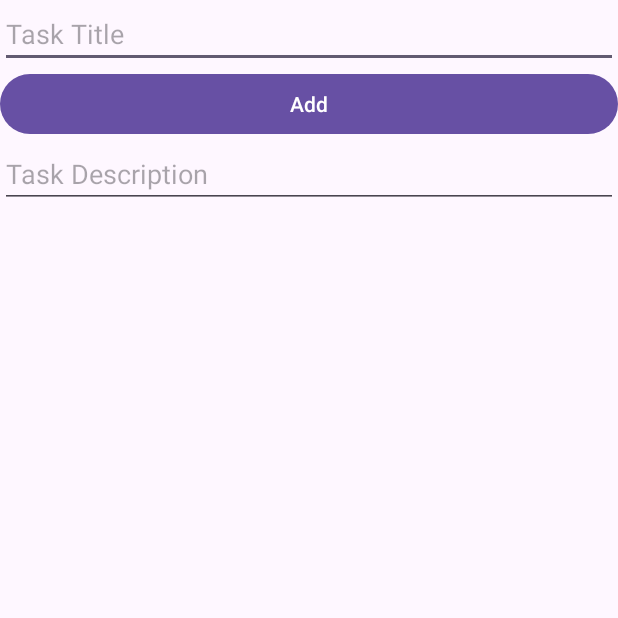
After one commit to raidenabe/COMP-2160-App-Project, an Android app: the fragment TasksFragment shown on its own in the app's theme, on a phone screen of 412 x 824 dp, the top half of it. The commit adds this screen. Run offline under Robolectric (Android 15) with nearby library versions, the phone set to English and light mode, and no system bars.

Commit message:
To Do List

```diff
--- a/StudentSpecificProductivityApp/app/src/main/java/com/example/studentspecificproductivityapp/DatabaseHelper.java
+++ b/StudentSpecificProductivityApp/app/src/main/java/com/example/studentspecificproductivityapp/DatabaseHelper.java
@@ -12,11 +12,13 @@ import java.util.ArrayList;
 
 public class DatabaseHelper extends SQLiteOpenHelper {
 
+    //USER TABLE
     public static final String USER_TABLE = "USER_TABLE";
     public static final String COLUMN_USER_EMAIL = "USER_EMAIL";
     public static final String COLUMN_USER_PASSWORD = "USER_PASSWORD";
     public static final String COLUMN_ID = "ID";
 
+    //SLEEP TABLE
     public static final String SLEEP_TABLE = "SLEEP_TABLE";
 
     public static final String COLUMN_SLEEP_ID = "SLEEP_ID";
@@ -28,6 +30,16 @@ public class DatabaseHelper extends SQLiteOpenHelper {
     public static final String COLUMN_DURATION = "DURATION";
 
     public static final String COLUMN_USER_ID = "USER_ID";
+
+    // TO DO LIST TABLE
+
+    public static final String TASKS_TABLE = "TASKS_TABLE";
+    public static final String COLUMN_TASK_ID = "TASK_ID";
+    public static final String COLUMN_TASK_USER_ID = "TASK_USER_ID";
+    public static final String COLUMN_TASK_TITLE = "TASK_TITLE";
+    public static final String COLUMN_TASK_DESC = "TASK_DESC";
+    public static final String COLUMN_TASK_COMPLETED = "TASK_COMPLETED";
+
 
 
     public DatabaseHelper(@Nullable Context context) {
@@ -41,8 +53,11 @@ public class DatabaseHelper extends SQLiteOpenHelper {
 
         String createTableSleep = "CREATE TABLE " + SLEEP_TABLE + " ("+ COLUMN_SLEEP_ID + " INTEGER PRIMARY KEY AUTOINCREMENT, " + COLUMN_SLEEP_TIME + " INTEGER, " + COLUMN_WAKE_TIME + " INTEGER," + COLUMN_DURATION + " INTEGER,"+ COLUMN_USER_ID + " INTEGER)" ;
 
+        String createTableTasks = "CREATE TABLE " + TASKS_TABLE + " ("+ COLUMN_TASK_ID + " INTEGER PRIMARY KEY AUTOINCREMENT, " + COLUMN_TASK_TITLE + " TEXT, " + COLUMN_TASK_DESC + " TEXT," + COLUMN_TASK_COMPLETED + " INTEGER DEFAULT 0," + COLUMN_TASK_USER_ID + " INTEGER)" ;
+
         db.execSQL(createTableStatement);
         db.execSQL(createTableSleep);
+        db.execSQL(createTableTasks);
     }
 
     // when database version number changes.
@@ -50,6 +65,7 @@ public class DatabaseHelper extends SQLiteOpenHelper {
     public void onUpgrade(SQLiteDatabase sqLiteDatabase, int i, int i1) {
         sqLiteDatabase.execSQL("DROP TABLE IF EXISTS " + USER_TABLE);
         sqLiteDatabase.execSQL("DROP TABLE IF EXISTS " + SLEEP_TABLE);
+        sqLiteDatabase.execSQL("DROP TABLE IF EXISTS " + TASKS_TABLE);
         onCreate(sqLiteDatabase);
     }
 
@@ -133,4 +149,45 @@ public class DatabaseHelper extends SQLiteOpenHelper {
         SQLiteDatabase db = this.getWritableDatabase();
         return db.delete(SLEEP_TABLE, COLUMN_SLEEP_ID + "=?", new String[]{String.valueOf(id)})>0;
     }
+
+
+    //To Do List
+    public boolean addTask(String title, String desc, int userId){
+        SQLiteDatabase db = this.getWritableDatabase();
+        ContentValues cv = new ContentValues();
+        cv.put(COLUMN_TASK_USER_ID, userId);
+        cv.put(COLUMN_TASK_TITLE, title);
+        cv.put(COLUMN_TASK_DESC,desc);
+        long insert = db.insert(TASKS_TABLE, null, cv);
+        return insert!=-1;
+    }
+
+    public ArrayList<TaskModel> getAllTasks(int userId){
+        ArrayList<TaskModel> arr = new ArrayList<>();
+        SQLiteDatabase db = this.getReadableDatabase();
+        Cursor cursor = db.rawQuery("Select * from " + TASKS_TABLE + " WHERE " + COLUMN_TASK_USER_ID + " =?",new String[]{String.valueOf(userId)});
+        while(cursor.moveToNext()){
+            TaskModel rec = new TaskModel(cursor.getInt(cursor.getColumnIndexOrThrow(COLUMN_TASK_ID)),
+                    cursor.getInt(cursor.getColumnIndexOrThrow(COLUMN_TASK_USER_ID)),
+                    cursor.getString(cursor.getColumnIndexOrThrow(COLUMN_TASK_TITLE)),
+                    cursor.getString(cursor.getColumnIndexOrThrow(COLUMN_TASK_DESC)),
+                    cursor.getInt(cursor.getColumnIndexOrThrow(COLUMN_TASK_COMPLETED))==1);
+            arr.add(rec);
+        }
+        cursor.close();
+        return arr;
+    }
+
+    public boolean setTaskCompleted (int taskId, boolean completed){
+        SQLiteDatabase db = this.getWritableDatabase();
+        ContentValues cv = new ContentValues();
+        cv.put(COLUMN_TASK_COMPLETED, completed ? 1 : 0);
+        int rows = db.update(TASKS_TABLE, cv, COLUMN_TASK_ID + "=?", new String[]{String.valueOf(taskId)});
+        return rows > 0;
+    }
+
+    public boolean deleteTask(int taskId){
+        SQLiteDatabase db = this.getWritableDatabase();
+        return db.delete(TASKS_TABLE, COLUMN_TASK_ID+"=?",new String[]{String.valueOf(taskId)})>0;
+    }
 }
--- /dev/null
+++ b/StudentSpecificProductivityApp/app/src/main/java/com/example/studentspecificproductivityapp/TaskAdapter.java
@@ -0,0 +1,84 @@
+package com.example.studentspecificproductivityapp;
+
+import android.content.Context;
+import android.view.LayoutInflater;
+import android.view.View;
+import android.view.ViewGroup;
+import android.widget.Button;
+import android.widget.CheckBox;
+import android.widget.ImageView;
+import android.widget.TextView;
+import android.widget.Toast;
+
+import androidx.annotation.NonNull;
+import androidx.recyclerview.widget.RecyclerView;
+
+import java.text.SimpleDateFormat;
+import java.util.ArrayList;
+import java.util.Date;
+import java.util.Locale;
+
+import kotlinx.coroutines.scheduling.Task;
+
+public class TaskAdapter extends RecyclerView.Adapter<TaskAdapter.ViewHolder> {
+    public interface Callback{
+        void onDelete(TaskModel task);
+        void onToggleComplete(TaskModel task,boolean completed);
+    }
+    private ArrayList<TaskModel> taskList;
+    Callback cb;
+
+    // Constructor to get context and data
+    public TaskAdapter(ArrayList<TaskModel> taskList, Callback cb) {
+        this.taskList = taskList;
+        this.cb = cb;
+    }
+
+    @Override
+    public ViewHolder onCreateViewHolder(ViewGroup parent, int viewType) {
+        View view = LayoutInflater.from(parent.getContext()).inflate(R.layout.item_task, parent, false);
+
+        return new ViewHolder(view);
+    }
+
+    @Override
+    public void onBindViewHolder(ViewHolder holder, int position) {
+        TaskModel model = taskList.get(position);
+        holder.taskTitle.setText(model.getTitle());
+        holder.taskDesc.setText(model.getDesc());
+
+        holder.checkBoxComplete.setOnCheckedChangeListener(null);
+        holder.checkBoxComplete.setChecked(model.isCompleted());
+
+        holder.checkBoxComplete.setOnCheckedChangeListener(((buttonView, isChecked) -> {
+            model.setCompleted(isChecked);
+            if(cb!= null){cb.onToggleComplete(model,isChecked);}
+        }));
+
+        holder.deleteBtn.setOnClickListener(v ->{
+            if(cb!=null){
+                cb.onDelete(model);
+            }
+        });
+
+    }
+
+    @Override
+    public int getItemCount() {
+        return taskList.size();
+    }
+
+    public static class ViewHolder extends RecyclerView.ViewHolder {
+        TextView taskTitle, taskDesc;
+        Button deleteBtn;
+        CheckBox checkBoxComplete;
+
+        public ViewHolder(View itemView) {
+            super(itemView);
+            checkBoxComplete = itemView.findViewById(R.id.checkBoxComplete);
+            taskDesc = itemView.findViewById(R.id.taskDesc);
+            taskTitle = itemView.findViewById(R.id.taskTitle);
+            deleteBtn = itemView.findViewById(R.id.deleteBtn);
+        }
+    }
+}
--- /dev/null
+++ b/StudentSpecificProductivityApp/app/src/main/java/com/example/studentspecificproductivityapp/TasksFragment.java
@@ -0,0 +1,86 @@
+package com.example.studentspecificproductivityapp;
+
+import android.os.Bundle;
+
+import androidx.fragment.app.Fragment;
+import androidx.recyclerview.widget.LinearLayoutManager;
+import androidx.recyclerview.widget.RecyclerView;
+
+import android.view.LayoutInflater;
+import android.view.View;
+import android.view.ViewGroup;
+import android.widget.Button;
+import android.widget.EditText;
+import android.widget.Toast;
+
+import java.util.ArrayList;
+
+
+public class TasksFragment extends Fragment {
+    DatabaseHelper db;
+    SessionManagement sessionManagement;
+    int userId;
+
+    EditText setTitle, setDesc;
+    Button addBtn;
+    RecyclerView recyclerView;
+    TaskAdapter adapter;
+    ArrayList<TaskModel> tasks;
+
+
+    @Override
+    public View onCreateView(LayoutInflater inflater, ViewGroup container,
+                             Bundle savedInstanceState) {
+        // Inflate the layout for this fragment
+        View view = inflater.inflate(R.layout.fragment_tasks, container, false);
+        setTitle = view.findViewById(R.id.setTitle);
+        setDesc = view.findViewById(R.id.setDesc);
+        addBtn = view.findViewById(R.id.addTaskBtn);
+        recyclerView = view.findViewById(R.id.recyclerViewTasks);
+
+        db = new DatabaseHelper(getContext());
+        sessionManagement = new SessionManagement(getContext());
+        userId = sessionManagement.getUserId();
+        recyclerView.setLayoutManager(new LinearLayoutManager(getContext()));
+        loadTasks();
+
+        addBtn.setOnClickListener(new View.OnClickListener() {
+            @Override
+            public void onClick(View v) {
+                String title = setTitle.getText().toString().trim();
+                String desc = setDesc.getText().toString().trim();
+
+                if(title.isEmpty()){
+                    return;
+                }
+                boolean success = db.addTask(title,desc,userId);
+                if(success){
+                    setTitle.setText("");
+                    setDesc.setText("");
+                    loadTasks();
+                }else{
+                    Toast.makeText(getContext(),"Error",Toast.LENGTH_SHORT).show();
+                }
+            }
+        });
+        return view;
+    }
+
+    public void loadTasks(){
+
+        adapter = new TaskAdapter(db.getAllTasks(userId), new TaskAdapter.Callback() {
+            @Override
+            public void onDelete(TaskModel task) {
+                db.deleteTask(task.getId());
+                loadTasks();
+            }
+
+            @Override
+            public void onToggleComplete(TaskModel task, boolean completed) {
+                db.setTaskCompleted(task.getId(),completed);
+            }
+        });
+
+        recyclerView.setAdapter(adapter);
+    }
+}
--- a/StudentSpecificProductivityApp/app/src/main/java/com/example/studentspecificproductivityapp/VP2Adapter.java
+++ b/StudentSpecificProductivityApp/app/src/main/java/com/example/studentspecificproductivityapp/VP2Adapter.java
@@ -24,6 +24,8 @@ public class VP2Adapter extends FragmentStateAdapter {
                 return new SettingsFragment();
             case 3:
                 return new SleepTrackerFragment();
+            case 4:
+                return new TasksFragment();
             default:
                 return new HomeFragment();
         }
@@ -31,6 +33,6 @@ public class VP2Adapter extends FragmentStateAdapter {
 
     @Override
     public int getItemCount() {
-        return 4;
+        return 5;
     }
 }
--- /dev/null
+++ b/StudentSpecificProductivityApp/app/src/main/res/layout/fragment_tasks.xml
@@ -0,0 +1,47 @@
+<?xml version="1.0" encoding="utf-8"?>
+<FrameLayout xmlns:android="http://schemas.android.com/apk/res/android"
+    xmlns:tools="http://schemas.android.com/tools"
+    android:layout_width="match_parent"
+    android:layout_height="match_parent"
+    tools:context=".SleepTrackerFragment">
+    <LinearLayout
+        android:layout_width="match_parent"
+        android:layout_height="wrap_content"
+        android:orientation="vertical"
+        android:gravity="center">
+    <LinearLayout
+        android:layout_width="match_parent"
+        android:layout_height="wrap_content"
+        android:orientation="vertical"
+        android:gravity="center">
+
+        <EditText
+            android:id="@+id/setTitle"
+            android:layout_weight="1"
+            android:layout_width="match_parent"
+            android:layout_height="wrap_content"
+            android:hint="Task Title" />
+
+        <Button
+            android:id="@+id/addTaskBtn"
+            android:layout_width="match_parent"
+            android:layout_height="wrap_content"
+            android:text="Add" />
+    </LinearLayout>
+
+
+    <EditText
+        android:id="@+id/setDesc"
+        android:layout_width="match_parent"
+        android:layout_height="wrap_content"
+        android:hint="Task Description" />
+
+        <androidx.recyclerview.widget.RecyclerView
+            android:id="@+id/recyclerViewTasks"
+            android:layout_width="wrap_content"
+            android:layout_height="wrap_content"
+            android:paddingTop="8dp"/>
+    </LinearLayout>
+
+
+</FrameLayout>
```
Also changed, not shown: StudentSpecificProductivityApp/app/src/main/java/com/example/studentspecificproductivityapp/HomeFragment.java (+10 -1 lines), StudentSpecificProductivityApp/app/src/main/java/com/example/studentspecificproductivityapp/TaskModel.java (added, +25 -0 lines), StudentSpecificProductivityApp/app/src/main/res/layout/item_task.xml (added, +47 -0 lines).
